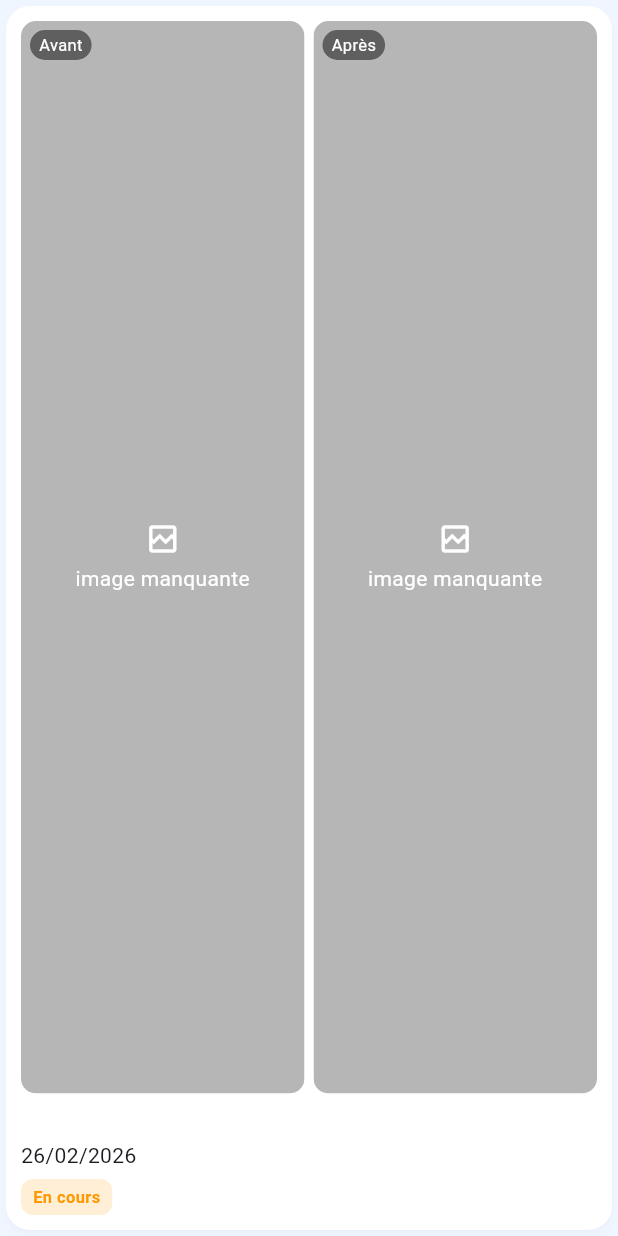
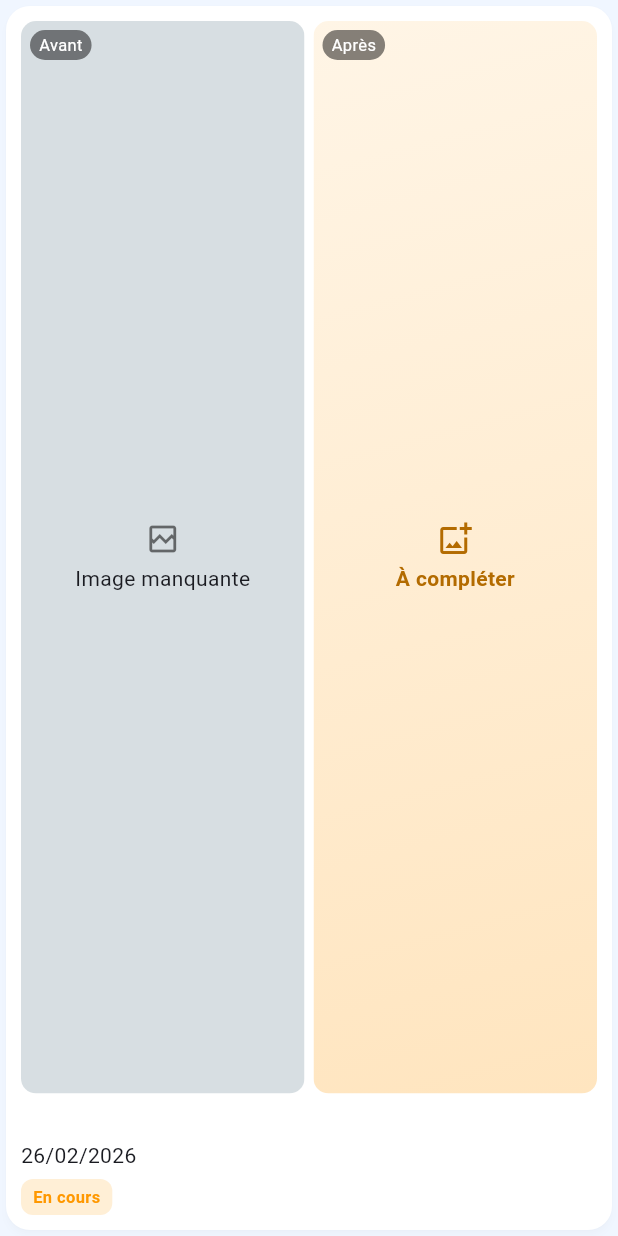
Before and after one commit to jaymonni/Avant-Apres, a Flutter app: the PhotoCard widget shown alone on an empty page, opened directly with empty values, on a phone screen of 412 x 824 dp. Run offline on Flutter 3.47's test engine with Material 3 defaults, Android fonts, the light colour scheme and no system bars; our stand-ins replace google_fonts, image_picker, shared_preferences; accounts and stored records are empty.

Commit message:
Replace grey in-progress placeholders with clear completion state

```diff
--- a/lib/widgets/photo_card.dart
+++ b/lib/widgets/photo_card.dart
@@ -41,6 +41,7 @@ class PhotoCard extends StatelessWidget {
                       child: _imageCell(
                         filePath: beforeExists ? project.beforePath : '',
                         label: 'Avant',
+                        isAfterSlot: false,
                       ),
                     ),
                     const SizedBox(width: 6),
@@ -48,6 +49,7 @@ class PhotoCard extends StatelessWidget {
                       child: _imageCell(
                         filePath: afterExists ? project.afterPath : '',
                         label: 'Après',
+                        isAfterSlot: true,
                       ),
                     ),
                   ],
@@ -70,8 +72,7 @@ class PhotoCard extends StatelessWidget {
                     color: project.status == ProjectStatus.done ? Colors.green : Colors.orange,
                   ),
                   const SizedBox(width: 6),
-                  if (project.isFavorite)
-                    _badge(text: 'Favori', color: Colors.pink),
+                  if (project.isFavorite) _badge(text: 'Favori', color: Colors.pink),
                 ],
               ),
             ],
@@ -81,20 +82,26 @@ class PhotoCard extends StatelessWidget {
     );
   }
 
-  Widget _imageCell({required String filePath, required String label}) {
+  Widget _imageCell({
+    required String filePath,
+    required String label,
+    required bool isAfterSlot,
+  }) {
     final hasFile = filePath.trim().isNotEmpty;
+
     return ClipRRect(
       borderRadius: BorderRadius.circular(10),
       child: Stack(
         fit: StackFit.expand,
         children: [
-          hasFile
-              ? Image.file(
-                  File(filePath),
-                  fit: BoxFit.cover,
-                  errorBuilder: (_, __, ___) => const _BrokenImagePlaceholder(),
-                )
-              : const _BrokenImagePlaceholder(text: 'image manquante'),
+          if (hasFile)
+            Image.file(
+              File(filePath),
+              fit: BoxFit.cover,
+              errorBuilder: (_, __, ___) => _buildMissingVisual(isAfterSlot: isAfterSlot),
+            )
+          else
+            _buildMissingVisual(isAfterSlot: isAfterSlot),
           Positioned(
             left: 6,
             top: 6,
@@ -108,6 +115,50 @@ class PhotoCard extends StatelessWidget {
             ),
           ),
         ],
+      ),
+    );
+  }
+
+  Widget _buildMissingVisual({required bool isAfterSlot}) {
+    if (isAfterSlot) {
+      return Container(
+        decoration: const BoxDecoration(
+          gradient: LinearGradient(
+            colors: [Color(0xFFFFF5E6), Color(0xFFFFE5BF)],
+            begin: Alignment.topLeft,
+            end: Alignment.bottomRight,
+          ),
+        ),
+        child: const Center(
+          child: Column(
+            mainAxisSize: MainAxisSize.min,
+            children: [
+              Icon(Icons.add_photo_alternate_outlined, color: Color(0xFFB36B00)),
+              SizedBox(height: 4),
+              Text(
+                'À compléter',
+                style: TextStyle(
+                  color: Color(0xFFB36B00),
+                  fontWeight: FontWeight.w600,
+                ),
+              ),
+            ],
+          ),
+        ),
+      );
+    }
+
+    return Container(
+      color: Colors.blueGrey.withValues(alpha: 0.25),
+      child: const Center(
+        child: Column(
+          mainAxisSize: MainAxisSize.min,
+          children: [
+            Icon(Icons.broken_image_outlined, color: Colors.black54),
+            SizedBox(height: 4),
+            Text('Image manquante'),
+          ],
+        ),
       ),
     );
   }
@@ -182,30 +233,3 @@ class PhotoCard extends StatelessWidget {
     );
   }
 }
-
-class _BrokenImagePlaceholder extends StatelessWidget {
-  const _BrokenImagePlaceholder({this.text = 'broken image'});
-
-  final String text;
-
-  @override
-  Widget build(BuildContext context) {
-    return ColoredBox(
-      color: Colors.grey.withValues(alpha: 0.75),
-      child: Center(
-        child: Column(
-          mainAxisAlignment: MainAxisAlignment.center,
-          children: [
-            const Icon(Icons.broken_image_outlined, color: Colors.white),
-            const SizedBox(height: 4),
-            Text(
-              text,
-              style: const TextStyle(color: Colors.white),
-              textAlign: TextAlign.center,
-            ),
-          ],
-        ),
-      ),
-    );
-  }
-}
```
